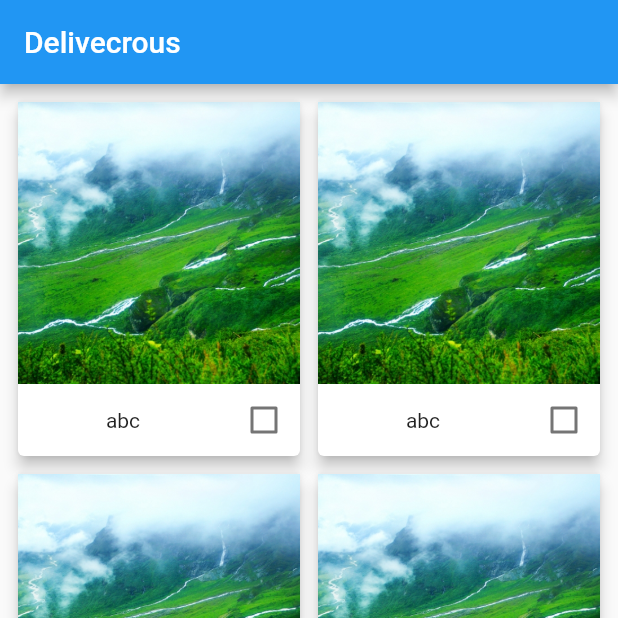
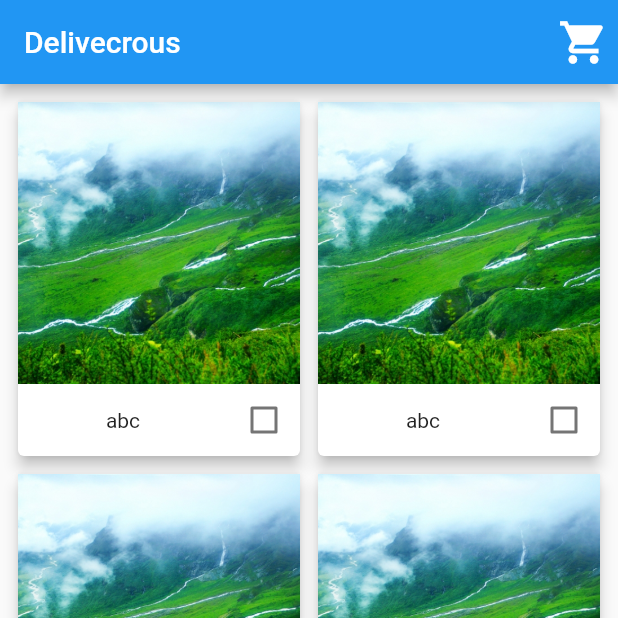
Before and after one commit to LenoirRemi/delivecrous, a Flutter app: the screen it shows after launch, on a phone screen of 412 x 824 dp, the top half of it. Run offline on Flutter 3.47's test engine with Material 2 defaults, Android fonts, the phone set to English and light mode, and no system bars.

Commit message:
display update

```diff
--- a/lib/main.dart
+++ b/lib/main.dart
@@ -1,17 +1,32 @@
 import 'package:flutter/material.dart';
 import 'package:delivecrous/tile_item.dart';
+import 'package:delivecrous/shop_cart.dart';
 import 'package:flutter_staggered_grid_view/flutter_staggered_grid_view.dart';
 
-void main() => runApp(MyApp());
+void main() => runApp(MaterialApp(
+  title: 'DelivecrousApp',
+  home: Home(),
+));
 
-class MyApp extends StatelessWidget {
+class Home extends StatelessWidget {
   @override
   Widget build(BuildContext context){
-    return MaterialApp(
-      title: 'Delivecrous',
-      home: Scaffold(
+    return Scaffold(
         appBar: AppBar(
-          title: Text('Delivecrous')
+          title: Text('Delivecrous'),
+          actions: <Widget>[
+            IconButton(
+              icon: Icon(
+                Icons.shopping_cart,
+                color: Colors.white,
+                size: 34.0,
+              ), onPressed: () {
+              Navigator.push(
+                context,
+                MaterialPageRoute(builder: (context) => ShopCart()),
+                );
+              },
+            )],
         ),
         body: Container(
           padding: EdgeInsets.all(8.0),
@@ -36,7 +51,6 @@ class MyApp extends StatelessWidget {
             ],
           ),
         )
-      )
-    );
+      );
   }
 }
```
Also changed, not shown: lib/final.dart (added, +40 -0 lines), lib/shop_cart.dart (added, +29 -0 lines), 3 other files.
